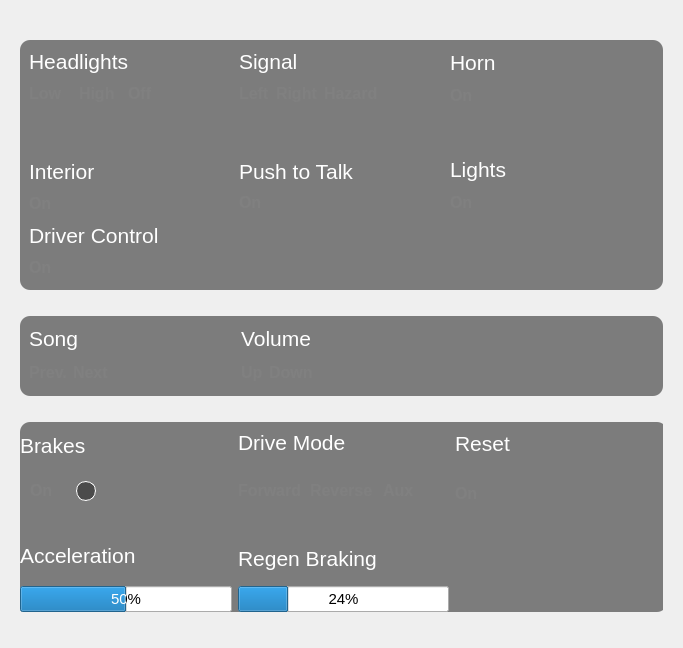
Old version of the form src/ViewLayer/DebugDisplay/ControlPage/ControlUi/ControlUi.ui in the repository UCSolarCarTeam/Epsilon-Dashboard.
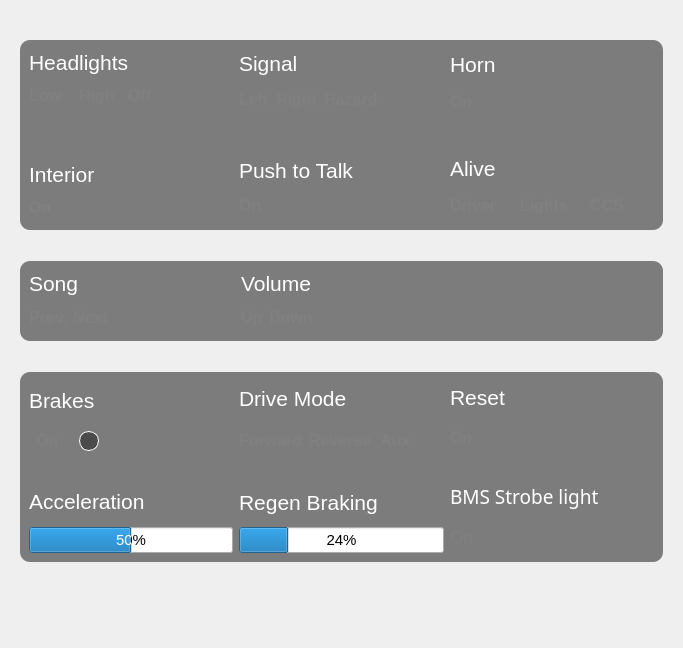
New version of the form. Icons and pictures are not drawn.

Patch:
```diff
--- a/src/ViewLayer/DebugDisplay/ControlPage/ControlUi/ControlUi.ui
+++ b/src/ViewLayer/DebugDisplay/ControlPage/ControlUi/ControlUi.ui
@@ -55,7 +55,7 @@
         <property name="minimumSize">
          <size>
           <width>0</width>
-          <height>250</height>
+          <height>190</height>
          </size>
         </property>
         <property name="maximumSize">
@@ -262,47 +262,6 @@
                </item>
               </layout>
              </item>
-             <item>
-              <layout class="QHBoxLayout" name="horizontalLayout_13">
-               <item>
-                <widget class="QLabel" name="driverControlLabel">
-                 <property name="styleSheet">
-                  <string notr="true">color: white;</string>
-                 </property>
-                 <property name="text">
-                  <string>&lt;html&gt;&lt;head/&gt;&lt;body&gt;&lt;p&gt;&lt;span style=&quot; font-size:16pt; &quot;&gt;Driver Control&lt;/span&gt;&lt;/p&gt;&lt;/body&gt;&lt;/html&gt;</string>
-                 </property>
-                </widget>
-               </item>
-              </layout>
-             </item>
-             <item>
-              <layout class="QHBoxLayout" name="horizontalLayout_23">
-               <item>
-                <widget class="QLabel" name="driverControlOnLabel">
-                 <property name="styleSheet">
-                  <string notr="true">color:grey;</string>
-                 </property>
-                 <property name="text">
-                  <string>&lt;html&gt;&lt;head/&gt;&lt;body&gt;&lt;p&gt;&lt;span style=&quot; font-size:12pt; font-weight:600;&quot;&gt;On&lt;/span&gt;&lt;/p&gt;&lt;/body&gt;&lt;/html&gt;</string>
-                 </property>
-                </widget>
-               </item>
-               <item>
-                <spacer name="horizontalSpacer_13">
-                 <property name="orientation">
-                  <enum>Qt::Horizontal</enum>
-                 </property>
-                 <property name="sizeHint" stdset="0">
-                  <size>
-                   <width>40</width>
-                   <height>20</height>
-                  </size>
-                 </property>
-                </spacer>
-               </item>
-              </layout>
-             </item>
             </layout>
            </item>
            <item>
@@ -402,13 +361,13 @@
                  <property name="minimumSize">
                   <size>
                    <width>30</width>
-                   <height>40</height>
+                   <height>30</height>
                   </size>
                  </property>
                  <property name="maximumSize">
                   <size>
                    <width>30</width>
-                   <height>40</height>
+                   <height>30</height>
                   </size>
                  </property>
                  <property name="styleSheet">
@@ -440,7 +399,7 @@
                  <property name="minimumSize">
                   <size>
                    <width>30</width>
-                   <height>40</height>
+                   <height>30</height>
                   </size>
                  </property>
                  <property name="styleSheet">
@@ -517,46 +476,6 @@
                </item>
               </layout>
              </item>
-             <item>
-              <layout class="QHBoxLayout" name="horizontalLayout_30">
-               <item>
-                <spacer name="verticalSpacer_10">
-                 <property name="orientation">
-                  <enum>Qt::Vertical</enum>
-                 </property>
-                 <property name="sizeType">
-                  <enum>QSizePolicy::Preferred</enum>
-                 </property>
-                 <property name="sizeHint" stdset="0">
-                  <size>
-                   <width>20</width>
-                   <height>43</height>
-                  </size>
-                 </property>
-                </spacer>
-               </item>
-              </layout>
-             </item>
-             <item>
-              <layout class="QHBoxLayout" name="horizontalLayout_29">
-               <item>
-                <spacer name="verticalSpacer_3">
-                 <property name="orientation">
-                  <enum>Qt::Vertical</enum>
-                 </property>
-                 <property name="sizeType">
-                  <enum>QSizePolicy::Preferred</enum>
-                 </property>
-                 <property name="sizeHint" stdset="0">
-                  <size>
-                   <width>20</width>
-                   <height>22</height>
-                  </size>
-                 </property>
-                </spacer>
-               </item>
-              </layout>
-             </item>
             </layout>
            </item>
            <item>
@@ -618,7 +537,7 @@
                <property name="sizeHint" stdset="0">
                 <size>
                  <width>20</width>
-                 <height>42</height>
+                 <height>29</height>
                 </size>
                </property>
               </spacer>
@@ -631,7 +550,7 @@
                   <string notr="true">color: white;</string>
                  </property>
                  <property name="text">
-                  <string>&lt;html&gt;&lt;head/&gt;&lt;body&gt;&lt;p&gt;&lt;span style=&quot; font-size:16pt; &quot;&gt;Lights&lt;/span&gt;&lt;/p&gt;&lt;/body&gt;&lt;/html&gt;</string>
+                  <string>&lt;html&gt;&lt;head/&gt;&lt;body&gt;&lt;p&gt;&lt;span style=&quot; font-size:16pt; &quot;&gt;Alive&lt;/span&gt;&lt;/p&gt;&lt;/body&gt;&lt;/html&gt;</string>
                  </property>
                 </widget>
                </item>
@@ -639,68 +558,35 @@
              </item>
              <item>
               <layout class="QHBoxLayout" name="horizontalLayout_31">
+               <item>
+                <widget class="QLabel" name="aliveIndicator">
+                 <property name="styleSheet">
+                  <string notr="true">color: grey;</string>
+                 </property>
+                 <property name="text">
+                  <string>&lt;html&gt;&lt;head/&gt;&lt;body&gt;&lt;p&gt;&lt;span style=&quot; font-size:12pt; font-weight:600;&quot;&gt;Driver&lt;/span&gt;&lt;/p&gt;&lt;/body&gt;&lt;/html&gt;</string>
+                 </property>
+                </widget>
+               </item>
                <item>
                 <widget class="QLabel" name="lightsIndicator">
                  <property name="styleSheet">
                   <string notr="true">color: grey;</string>
                  </property>
                  <property name="text">
-                  <string>&lt;html&gt;&lt;head/&gt;&lt;body&gt;&lt;p&gt;&lt;span style=&quot; font-size:12pt; font-weight:600;&quot;&gt;On&lt;/span&gt;&lt;/p&gt;&lt;/body&gt;&lt;/html&gt;</string>
+                  <string>&lt;html&gt;&lt;head/&gt;&lt;body&gt;&lt;p&gt;&lt;span style=&quot; font-size:12pt; font-weight:600;&quot;&gt;Lights&lt;/span&gt;&lt;/p&gt;&lt;/body&gt;&lt;/html&gt;</string>
                  </property>
                 </widget>
                </item>
                <item>
-                <spacer name="horizontalSpacer_12">
-                 <property name="orientation">
-                  <enum>Qt::Horizontal</enum>
+                <widget class="QLabel" name="ccsAlive">
+                 <property name="styleSheet">
+                  <string notr="true">color: grey;</string>
                  </property>
-                 <property name="sizeHint" stdset="0">
-                  <size>
-                   <width>40</width>
-                   <height>20</height>
-                  </size>
+                 <property name="text">
+                  <string>&lt;html&gt;&lt;head/&gt;&lt;body&gt;&lt;p&gt;&lt;span style=&quot; font-size:12pt; font-weight:600;&quot;&gt;CCS&lt;/span&gt;&lt;/p&gt;&lt;/body&gt;&lt;/html&gt;</string>
                  </property>
-                </spacer>
-               </item>
-              </layout>
-             </item>
-             <item>
-              <layout class="QHBoxLayout" name="horizontalLayout_33">
-               <item>
-                <spacer name="verticalSpacer_11">
-                 <property name="orientation">
-                  <enum>Qt::Vertical</enum>
-                 </property>
-                 <property name="sizeType">
-                  <enum>QSizePolicy::Preferred</enum>
-                 </property>
-                 <property name="sizeHint" stdset="0">
-                  <size>
-                   <width>20</width>
-                   <height>43</height>
-                  </size>
-                 </property>
-                </spacer>
-               </item>
-              </layout>
-             </item>
-             <item>
-              <layout class="QHBoxLayout" name="horizontalLayout_34">
-               <item>
-                <spacer name="verticalSpacer_7">
-                 <property name="orientation">
-                  <enum>Qt::Vertical</enum>
-                 </property>
-                 <property name="sizeType">
-                  <enum>QSizePolicy::Preferred</enum>
-                 </property>
-                 <property name="sizeHint" stdset="0">
-                  <size>
-                   <width>20</width>
-                   <height>22</height>
-                  </size>
-                 </property>
-                </spacer>
+                </widget>
                </item>
               </layout>
              </item>
@@ -722,7 +608,7 @@
         <property name="sizeHint" stdset="0">
          <size>
           <width>5</width>
-          <height>15</height>
+          <height>20</height>
          </size>
         </property>
        </spacer>
@@ -915,22 +801,13 @@
         <property name="sizeHint" stdset="0">
          <size>
           <width>17</width>
-          <height>25</height>
+          <height>30</height>
          </size>
         </property>
        </spacer>
       </item>
       <item>
-       <widget class="QWidget" name="widget_8" native="true">
         <widget class="QWidget" name="block2" native="true">
-         <property name="geometry">
-          <rect>
-           <x>0</x>
-           <y>0</y>
-           <width>647</width>
-           <height>190</height>
-          </rect>
-         </property>
          <property name="minimumSize">
           <size>
            <width>0</width>
@@ -1190,29 +1067,145 @@
                </spacer>
               </item>
               <item>
-               <spacer name="verticalSpacer_9">
-                <property name="orientation">
-                 <enum>Qt::Vertical</enum>
-                </property>
-                <property name="sizeType">
-                 <enum>QSizePolicy::Fixed</enum>
-                </property>
-                <property name="sizeHint" stdset="0">
-                 <size>
-                  <width>20</width>
-                  <height>76</height>
-                 </size>
-                </property>
-               </spacer>
-              </item>
+              <widget class="QLabel" name="bmsStrobeLightLabel">
+               <property name="font">
+                <font>
+                 <family>Noto Sans</family>
+                 <pointsize>14</pointsize>
+                 <weight>50</weight>
+                 <italic>false</italic>
+                 <bold>false</bold>
+                </font>
+               </property>
+               <property name="styleSheet">
+                <string notr="true">color: white;</string>
+               </property>
+               <property name="text">
+                <string>&lt;html&gt;&lt;head/&gt;&lt;body&gt;&lt;p&gt;        BMS Strobe light&lt;/p&gt;&lt;/body&gt;&lt;/html&gt;</string>
+               </property>
+               <property name="textFormat">
+                <enum>Qt::AutoText</enum>
+               </property>
+              </widget>
+             </item>
+             <item>
+              <widget class="QLabel" name="strobeLightOnLabel">
+               <property name="palette">
+                <palette>
+                 <active>
+                  <colorrole role="WindowText">
+                   <brush brushstyle="SolidPattern">
+                    <color alpha="255">
+                     <red>128</red>
+                     <green>128</green>
+                     <blue>128</blue>
+                    </color>
+                   </brush>
+                  </colorrole>
+                  <colorrole role="Text">
+                   <brush brushstyle="SolidPattern">
+                    <color alpha="255">
+                     <red>128</red>
+                     <green>128</green>
+                     <blue>128</blue>
+                    </color>
+                   </brush>
+                  </colorrole>
+                  <colorrole role="ButtonText">
+                   <brush brushstyle="SolidPattern">
+                    <color alpha="255">
+                     <red>128</red>
+                     <green>128</green>
+                     <blue>128</blue>
+                    </color>
+                   </brush>
+                  </colorrole>
+                 </active>
+                 <inactive>
+                  <colorrole role="WindowText">
+                   <brush brushstyle="SolidPattern">
+                    <color alpha="255">
+                     <red>128</red>
+                     <green>128</green>
+                     <blue>128</blue>
+                    </color>
+                   </brush>
+                  </colorrole>
+                  <colorrole role="Text">
+                   <brush brushstyle="SolidPattern">
+                    <color alpha="255">
+                     <red>128</red>
+                     <green>128</green>
+                     <blue>128</blue>
+                    </color>
+                   </brush>
+                  </colorrole>
+                  <colorrole role="ButtonText">
+                   <brush brushstyle="SolidPattern">
+                    <color alpha="255">
+                     <red>128</red>
+                     <green>128</green>
+                     <blue>128</blue>
+                    </color>
+                   </brush>
+                  </colorrole>
+                 </inactive>
+                 <disabled>
+                  <colorrole role="WindowText">
+                   <brush brushstyle="SolidPattern">
+                    <color alpha="255">
+                     <red>128</red>
+                     <green>128</green>
+                     <blue>128</blue>
+                    </color>
+                   </brush>
+                  </colorrole>
+                  <colorrole role="Text">
+                   <brush brushstyle="SolidPattern">
+                    <color alpha="255">
+                     <red>128</red>
+                     <green>128</green>
+                     <blue>128</blue>
+                    </color>
+                   </brush>
+                  </colorrole>
+                  <colorrole role="ButtonText">
+                   <brush brushstyle="SolidPattern">
+                    <color alpha="255">
+                     <red>128</red>
+                     <green>128</green>
+                     <blue>128</blue>
+                    </color>
+                   </brush>
+                  </colorrole>
+                 </disabled>
+                </palette>
+               </property>
+               <property name="font">
+                <font>
+                 <pointsize>13</pointsize>
+                </font>
+               </property>
+               <property name="mouseTracking">
+                <bool>true</bool>
+               </property>
+               <property name="styleSheet">
+                <string notr="true">color: grey;</string>
+               </property>
+               <property name="text">
+                <string>On</string>
+               </property>
+              </widget>
+             </item>
              </layout>
             </item>
            </layout>
           </item>
          </layout>
-         <zorder></zorder>
-        </widget>
-       </widget>
+       </widget>
+      </item>
+      <item>
+       <widget class="QWidget" name="widget_8" native="true"/>
       </item>
      </layout>
     </widget>
```
Lines whose indentation alone changed are shown as unchanged.
